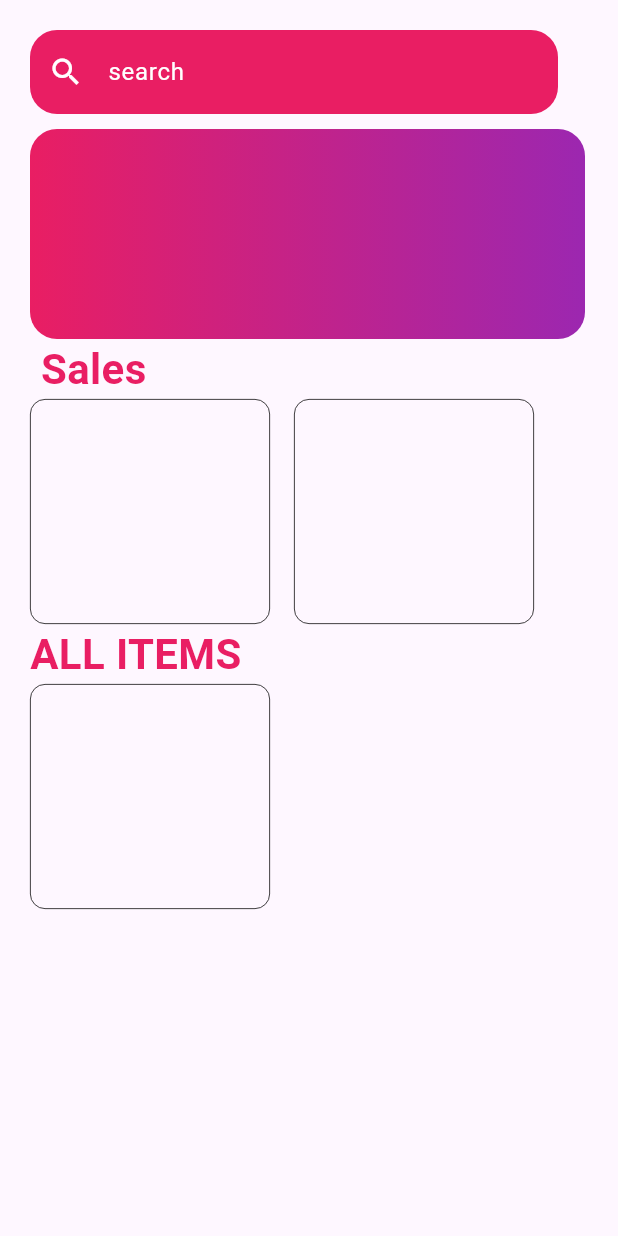
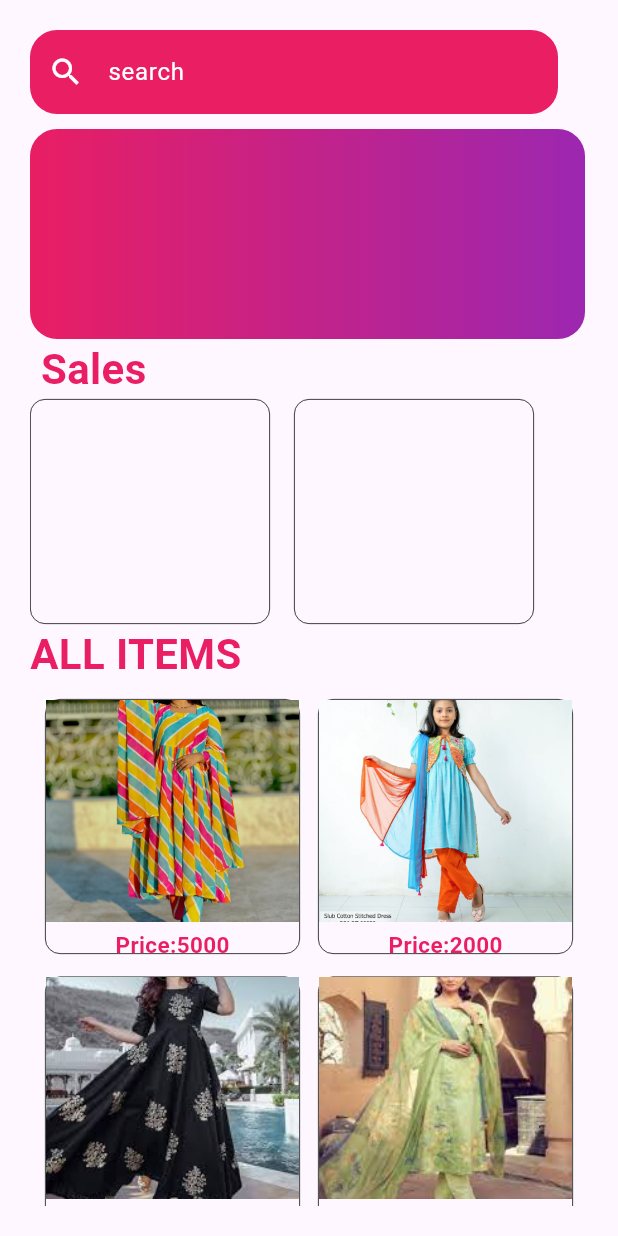
Before and after one commit to sohasara/E-Commerce-App, a Flutter app: the HomePage screen opened directly, on a phone screen of 412 x 824 dp. Run offline on Flutter 3.47's test engine with Material 3 defaults, Android fonts, the phone set to English and light mode, and no system bars; our stand-ins replace flutter_riverpod.

Commit message:
add my grid

```diff
--- a/lib/feature/presentation/pages/home/home_page.dart
+++ b/lib/feature/presentation/pages/home/home_page.dart
@@ -1,3 +1,4 @@
+import 'package:delivery_app_with_admin_pannel/feature/presentation/pages/detailes_page/my_grid.dart';
 import 'package:delivery_app_with_admin_pannel/feature/presentation/widgets/my_text_feild.dart';
 
 import 'package:flutter/material.dart';
@@ -73,14 +74,8 @@ class HomePage extends StatelessWidget {
                   color: Colors.pink,
                 ),
               ),
-              Container(
-                height: 150,
-                width: 160,
-                decoration: BoxDecoration(
-                  border: Border.all(width: 0.5),
-                  borderRadius: BorderRadius.circular(10),
-                ),
-              ),
+              const MyGrid(),
+              const MyGrid(),
             ],
           ),
         ),
```
